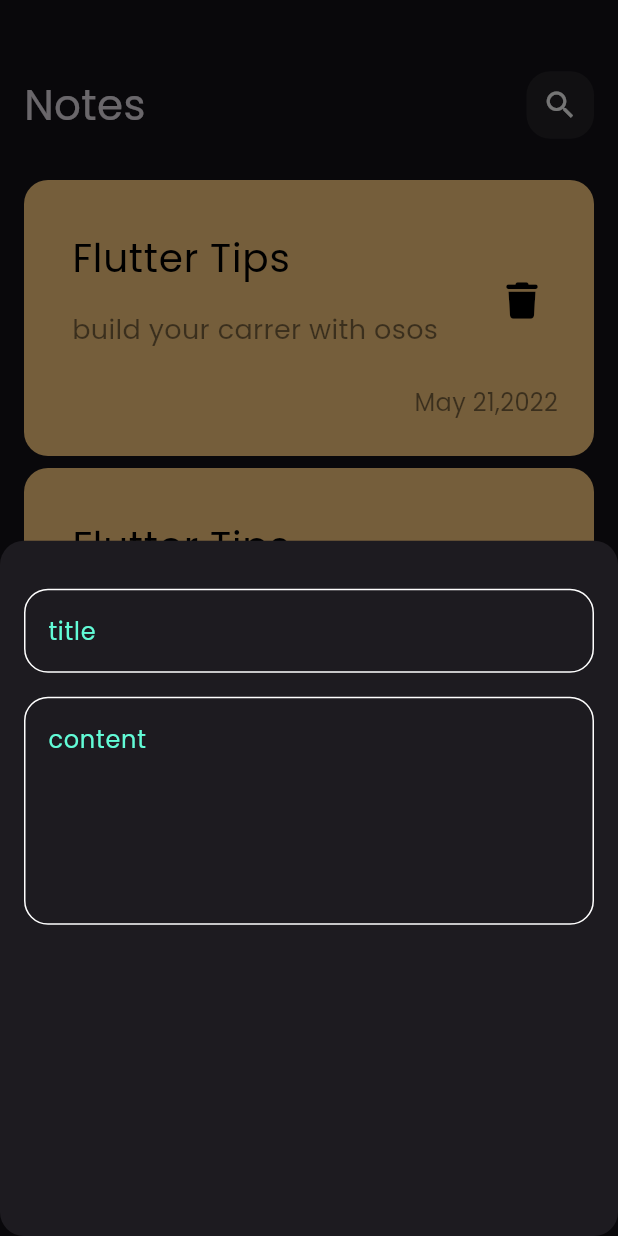
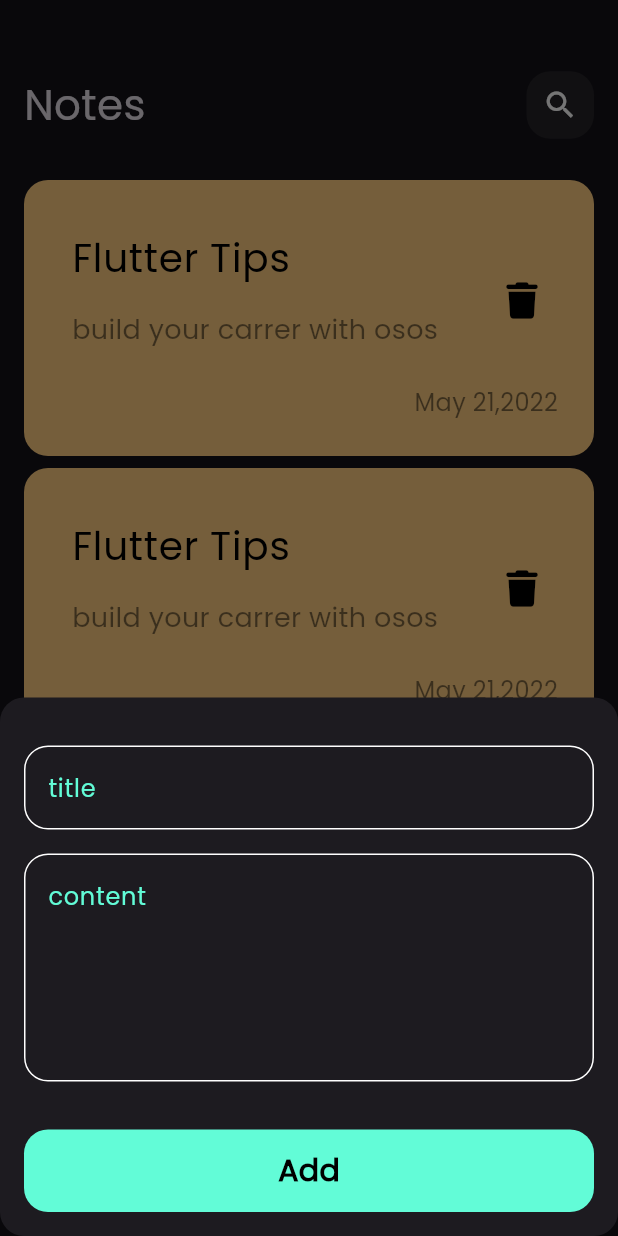
Before and after one commit to Osaamaa/notes, a Flutter app: the screen it shows after launch, after a tap on the "add" icon, on a phone screen of 412 x 824 dp. Run offline on Flutter 3.47's test engine with Material 3 defaults, Android fonts, the phone set to English and light mode, and no system bars; our stand-ins replace font_awesome_flutter.

Commit message:
finish add noteBottomSheet commit

```diff
--- /dev/null
+++ b/lib/views/widgets/custom_bottom.dart
@@ -0,0 +1,25 @@
+import 'package:flutter/material.dart';
+
+import '../../core/constants.dart';
+
+class CustomBottom extends StatelessWidget {
+  const CustomBottom({super.key});
+
+  @override
+  Widget build(BuildContext context) {
+    return Container(
+      width: MediaQuery.of(context).size.width,
+      height: 55,
+      decoration: BoxDecoration(
+        color: kPrimaryColor,
+        borderRadius: BorderRadius.circular(16),
+      ),
+      child: const Center(
+        child: Text(
+          'Add',
+          style: TextStyle(color: Colors.black,fontSize: 20,fontWeight: FontWeight.bold),
+        ),
+      ),
+    );
+  }
+}
--- a/lib/views/widgets/note_bottom_sheet.dart
+++ b/lib/views/widgets/note_bottom_sheet.dart
@@ -1,5 +1,7 @@
 import 'package:flutter/material.dart';
+import 'package:notes_app/core/constants.dart';
 
+import 'custom_bottom.dart';
 import 'custom_text_field.dart';
 
 class AddNoteBottomSheet extends StatelessWidget {
@@ -9,13 +11,32 @@ class AddNoteBottomSheet extends StatelessWidget {
   Widget build(BuildContext context) {
     return const Padding(
       padding: EdgeInsets.symmetric(horizontal: 16),
-      child: Column(children: [
-        SizedBox(height: 32,),
-        CustomTextField(hint: 'title',),
-        SizedBox(height: 16,),
-        CustomTextField(hint: 'content',maxLines: 5,),
-
-      ],),
+      child: SingleChildScrollView(
+        child: Column(
+          children: [
+            SizedBox(
+              height: 32,
+            ),
+            CustomTextField(
+              hint: 'title',
+            ),
+            SizedBox(
+              height: 16,
+            ),
+            CustomTextField(
+              hint: 'content',
+              maxLines: 5,
+            ),
+            SizedBox(
+              height: 32,
+            ),
+            CustomBottom(),
+            SizedBox(
+              height: 16,
+            ),
+          ],
+        ),
+      ),
     );
   }
 }
```
